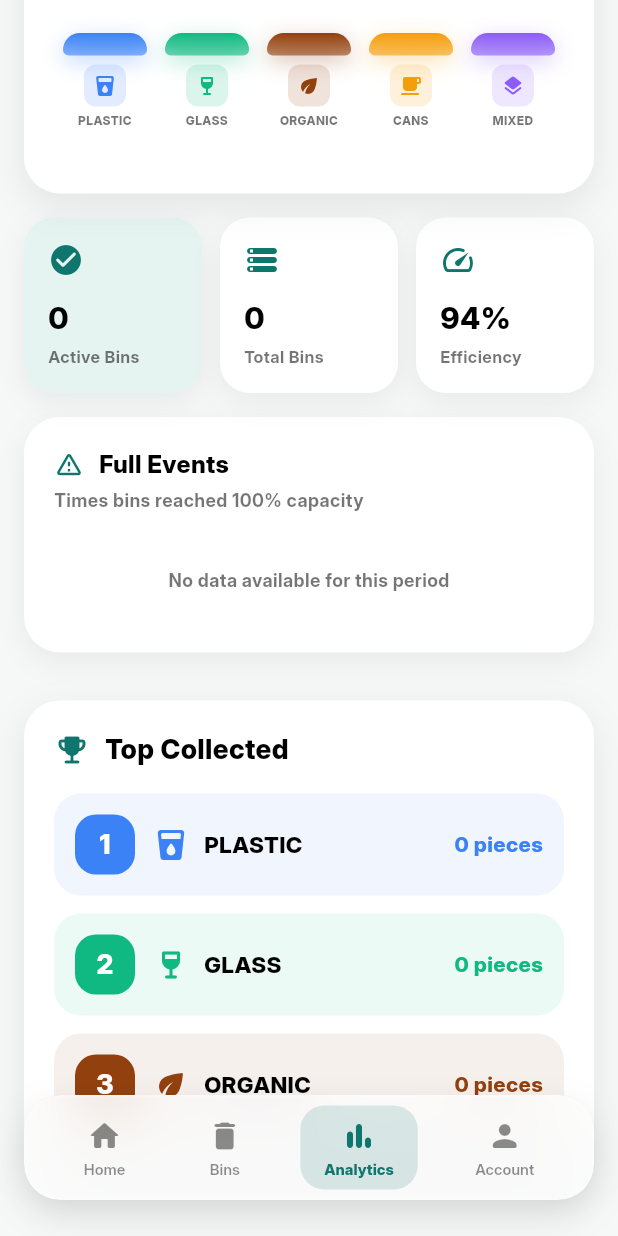
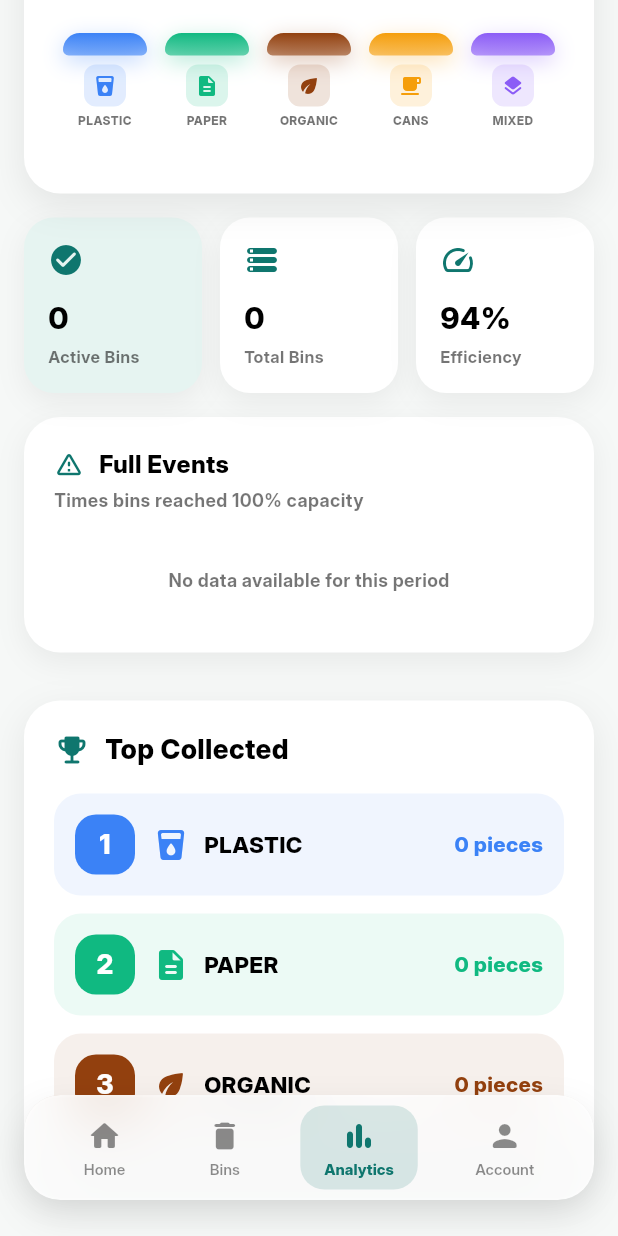
Before and after one commit to abdul48bari/smart-bin-app, a Flutter app: the screen it shows once a user with an empty profile is signed in, item 3 of the bottom bar chosen, scrolled down 576 dp, on a phone screen of 412 x 824 dp. Run offline on Flutter 3.47's test engine with Material 3 defaults, Android fonts, the phone set to English and light mode, and no system bars; our stand-ins replace cloud_firestore, firebase_auth, firebase_core, shared_preferences; accounts and stored records are empty.

Commit message:
fix: update trash category from Glass to Paper

```diff
--- a/mobile/lib/pages/analytics_page.dart
+++ b/mobile/lib/pages/analytics_page.dart
@@ -24,7 +24,7 @@ class _AnalyticsPageState extends State<AnalyticsPage> {
   // Sub-bin colors (KEEP THESE - they look good in both modes!)
   static const Map<String, Color> _subBinColors = {
     'plastic': Color(0xFF3B82F6),
-    'glass': Color(0xFF10B981),
+    'paper': Color(0xFF10B981),
     'organic': Color(0xFF92400E),
     'cans': Color(0xFFF59E0B),
     'mixed': Color(0xFF8B5CF6),
@@ -901,8 +901,8 @@ class _TopPerformersCard extends StatelessWidget {
     switch (type.toLowerCase()) {
       case 'plastic':
         return Icons.local_drink_rounded;
-      case 'glass':
-        return Icons.wine_bar_rounded;
+      case 'paper':
+        return Icons.description_rounded;
       case 'organic':
         return Icons.eco_rounded;
       case 'cans':
--- a/mobile/lib/services/firestore_service.dart
+++ b/mobile/lib/services/firestore_service.dart
@@ -58,7 +58,7 @@ class FirestoreService {
   Stream<Map<String, int>> getFullCountsPerSubBin(String binId) {
     const List<String> allSubBins = [
       'plastic',
-      'glass',
+      'paper',
       'organic',
       'cans',
       'mixed',
@@ -94,7 +94,7 @@ class FirestoreService {
   ) {
     const List<String> allSubBins = [
       'plastic',
-      'glass',
+      'paper',
       'organic',
       'cans',
       'mixed',
@@ -158,7 +158,7 @@ class FirestoreService {
   ) {
     const List<String> allSubBins = [
       'plastic',
-      'glass',
+      'paper',
       'organic',
       'cans',
       'mixed',
@@ -221,7 +221,7 @@ TimeFilter? _currentFilter;
 Timer? _refreshTimer;
 
 Stream<Map<String, int>> getAllBinsPieceCount(TimeFilter filter) {
-  const List<String> allSubBins = ['plastic', 'glass', 'organic', 'cans', 'mixed'];
+  const List<String> allSubBins = ['plastic', 'paper', 'organic', 'cans', 'mixed'];
 
   // If filter changed or first call, reset everything
   if (_currentFilter != filter || _pieceCountController == null) {
--- a/mobile/lib/widgets/horizontal_bar_chart.dart
+++ b/mobile/lib/widgets/horizontal_bar_chart.dart
@@ -15,8 +15,8 @@ class HorizontalBarChart extends StatelessWidget {
     switch (type.toLowerCase()) {
       case 'plastic':
         return Icons.local_drink_rounded;
-      case 'glass':
-        return Icons.wine_bar_rounded;
+      case 'paper':
+        return Icons.description_rounded;
       case 'organic':
         return Icons.eco_rounded;
       case 'cans':
--- a/mobile/lib/widgets/live_bin_status_card.dart
+++ b/mobile/lib/widgets/live_bin_status_card.dart
@@ -132,8 +132,8 @@ class _SubBinRow extends StatelessWidget {
     switch (id.toLowerCase()) {
       case 'plastic':
         return Icons.local_drink_rounded;
-      case 'glass':
-        return Icons.wine_bar_rounded;
+      case 'paper':
+        return Icons.description_rounded;
       case 'organic':
         return Icons.eco_rounded;
       case 'cans':
--- a/mobile/lib/widgets/vertical_bar_chart.dart
+++ b/mobile/lib/widgets/vertical_bar_chart.dart
@@ -15,8 +15,8 @@ class VerticalBarChart extends StatelessWidget {
     switch (type.toLowerCase()) {
       case 'plastic':
         return Icons.local_drink_rounded;
-      case 'glass':
-        return Icons.wine_bar_rounded;
+      case 'paper':
+        return Icons.description_rounded;
       case 'organic':
         return Icons.eco_rounded;
       case 'cans':
@@ -32,7 +32,7 @@ class VerticalBarChart extends StatelessWidget {
 
     // If data is empty, use default order
     final sortedEntries = data.isEmpty
-        ? ['plastic', 'glass', 'organic', 'cans', 'mixed']
+        ? ['plastic', 'paper', 'organic', 'cans', 'mixed']
             .map((key) => MapEntry(key, 0))
             .toList()
         : (data.entries.toList()..sort((a, b) => b.value.compareTo(a.value)));
```
Also changed, not shown: 2 other files.
